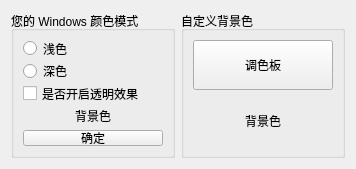
This is uis/rc_setting/background_color/backgroud_color.ui in YQBaobao/RollerCoaster as Qt 5 draws it before an edit. The edited form follows.
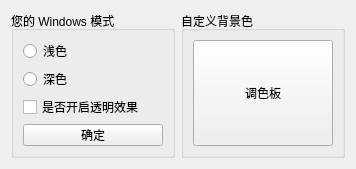
This is the edited form.

Commit message: ADD:背景色设置

What changed in the file:
```diff
--- a/uis/rc_setting/background_color/backgroud_color.ui
+++ b/uis/rc_setting/background_color/backgroud_color.ui
@@ -23,7 +23,7 @@
       </size>
      </property>
      <property name="title">
-      <string>您的 Windows 颜色模式</string>
+      <string>您的 Windows 模式</string>
      </property>
      <layout class="QVBoxLayout" name="verticalLayout_3">
       <item>
@@ -47,16 +47,6 @@
         </property>
        </widget>
       </item>
-      <item>
-       <widget class="QLabel" name="label_2">
-        <property name="text">
-         <string>背景色</string>
-        </property>
-        <property name="alignment">
-         <set>Qt::AlignCenter</set>
-        </property>
-       </widget>
-      </item>
       <item>
        <widget class="QPushButton" name="pushButton_accepted_2">
         <property name="text">
@@ -86,22 +76,6 @@
         </property>
        </widget>
       </item>
-      <item row="2" column="0">
-       <widget class="QLabel" name="label">
-        <property name="maximumSize">
-         <size>
-          <width>16777215</width>
-          <height>50</height>
-         </size>
-        </property>
-        <property name="text">
-         <string>背景色</string>
-        </property>
-        <property name="alignment">
-         <set>Qt::AlignCenter</set>
-        </property>
-       </widget>
-      </item>
      </layout>
     </widget>
    </item>
```
The commit also changes 12 other files.
